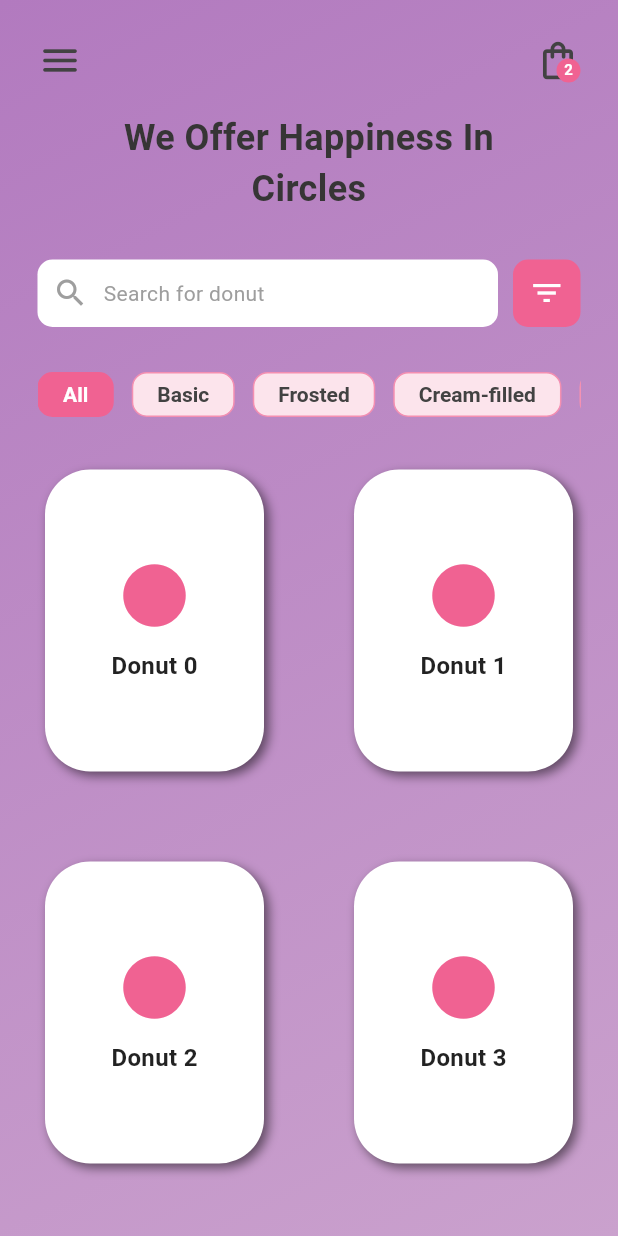
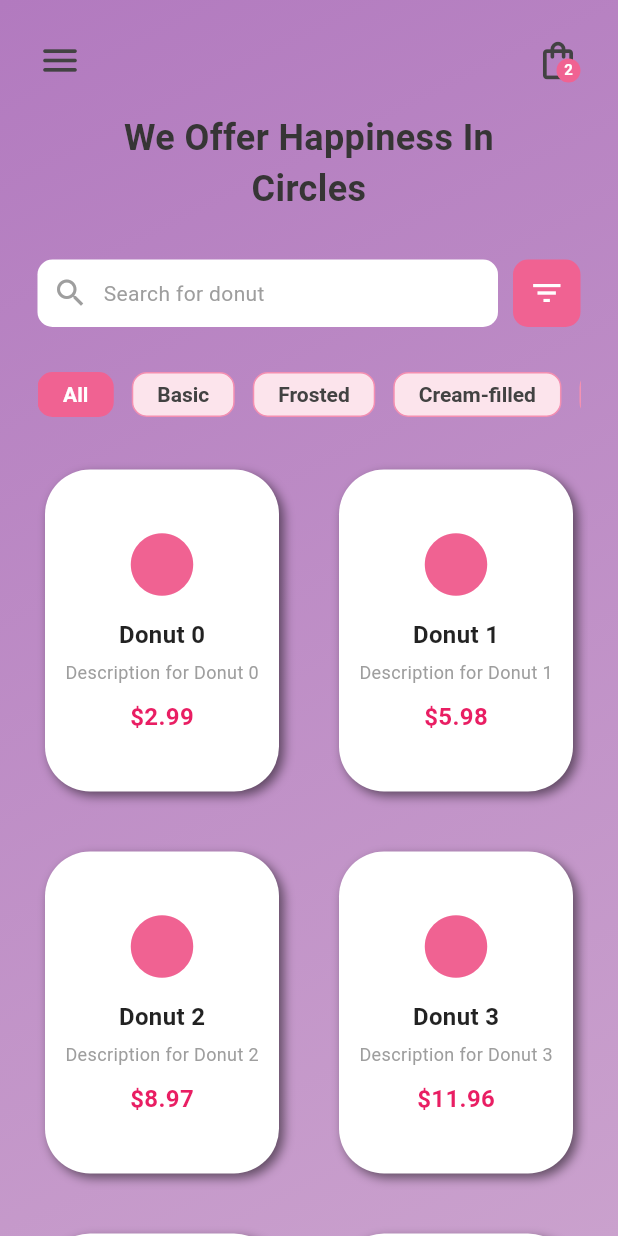
Before and after one commit to michalis-oik/flutter_dribbble_app_2, a Flutter app: the screen it shows after launch, on a phone screen of 412 x 824 dp. Run offline on Flutter 3.47's test engine with Material 3 defaults, Android fonts, the phone set to English and light mode, and no system bars.

Commit message:
updated donut card UI

```diff
--- a/lib/pages/home_page.dart
+++ b/lib/pages/home_page.dart
@@ -162,13 +162,15 @@ class _HomePageState extends State<HomePage> {
                       itemCount: 10,
                       gridDelegate: const SliverGridDelegateWithFixedCrossAxisCount(
                         crossAxisCount: 2,
-                        crossAxisSpacing: 40,
-                        mainAxisSpacing: 40,
+                        crossAxisSpacing: 20,
+                        mainAxisSpacing: 20,
                         childAspectRatio: 0.75,
                       ),
                       itemBuilder: (context, index) {
                         return DonutCard(
                           title: "Donut $index",
+                          subtitle: "Description for Donut $index",
+                          price: "\$${(index + 1) * 2.99}",
                           icon: Icons.circle,
                           onTap: () => print("Tapped Donut $index"),
                         );
--- a/lib/utils/donut_card.dart
+++ b/lib/utils/donut_card.dart
@@ -2,12 +2,16 @@ import 'package:flutter/material.dart';
 
 class DonutCard extends StatefulWidget {
   final String title;
+  final String subtitle;
+  final String price;
   final IconData icon;
   final VoidCallback onTap;
 
   const DonutCard({
     super.key,
     required this.title,
+    required this.subtitle,
+    required this.price,
     required this.icon,
     required this.onTap,
   });
@@ -59,6 +63,23 @@ class _DonutCardState extends State<DonutCard> {
                   color: Colors.black87,
                 ),
               ),
+              const SizedBox(height: 5),
+              Text(
+                widget.subtitle,
+                style: const TextStyle(
+                  fontSize: 12,
+                  color: Colors.grey,
+                ),
+              ),
+              const SizedBox(height: 10),
+              Text(
+                widget.price,
+                style: const TextStyle(
+                  fontWeight: FontWeight.bold,
+                  fontSize: 16,
+                  color: Colors.pink,
+                ),
+              ),
             ],
           ),
         ),
```
